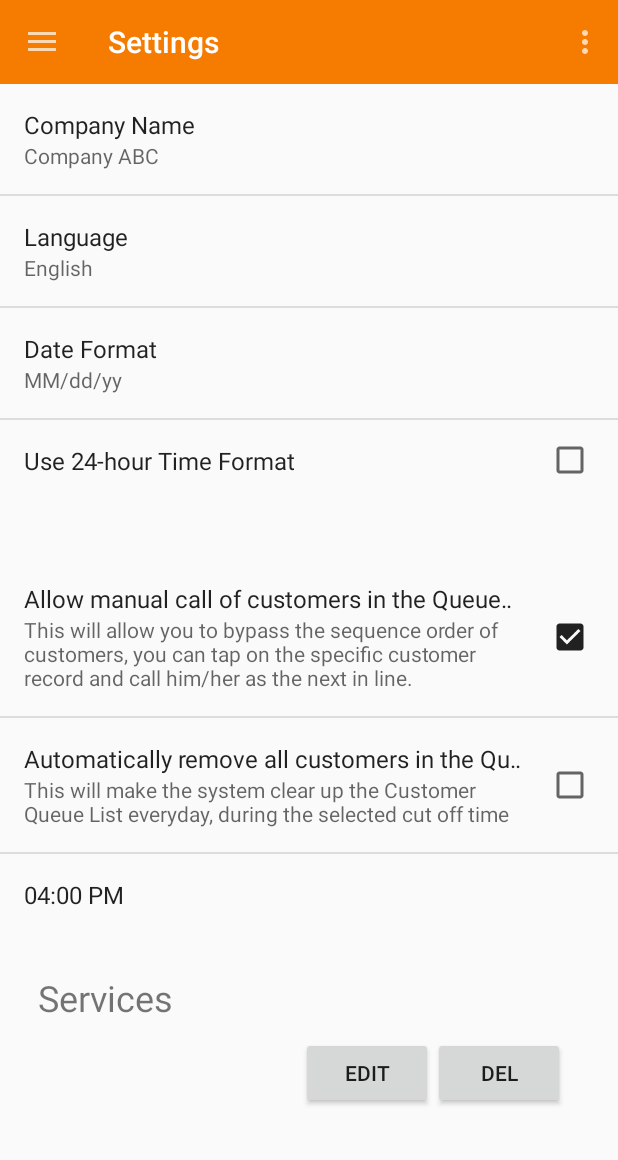
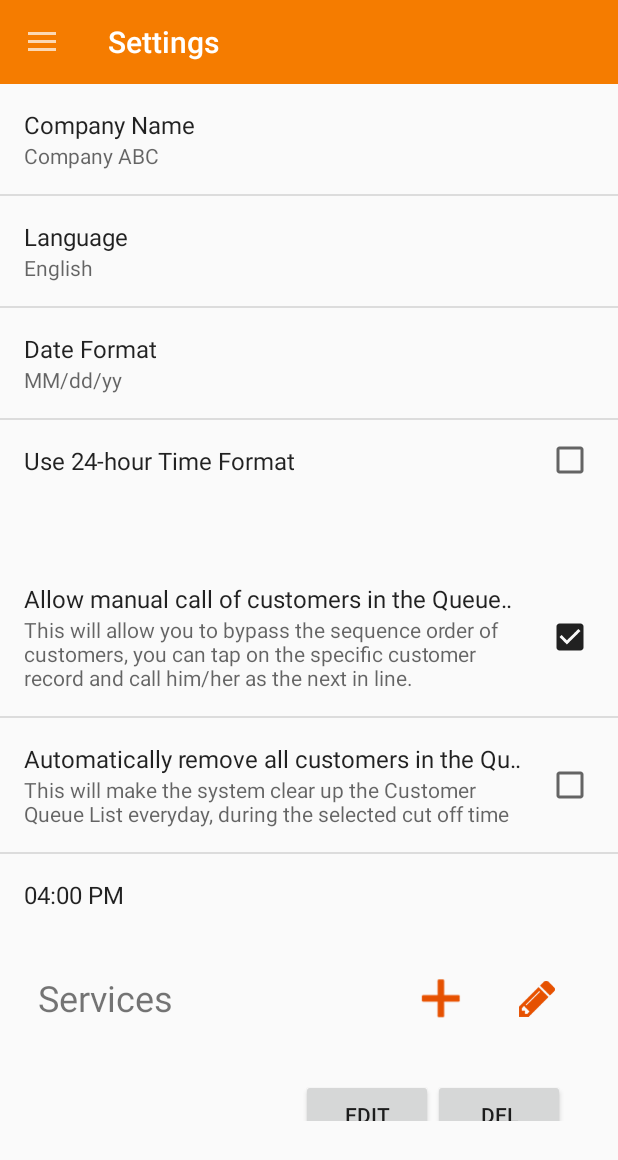
Before and after one commit to MatthewVillaflores/QApp, an Android app: the SettingsActivity screen opened directly, with no data from a screen before it, on a phone screen of 412 x 824 dp. Shown: the top 1160 px of the screen. Run offline under Robolectric (Android 15) with nearby library versions, the phone set to English and light mode, and no system bars.

Commit message:
Service button fixed, MQ layout fixed

```diff
--- a/app/src/main/java/com/tech/ivant/qapp/dao/ServiceDao.java
+++ b/app/src/main/java/com/tech/ivant/qapp/dao/ServiceDao.java
@@ -192,7 +192,7 @@ public class ServiceDao {
      */
 
     private static Service[] translateCursorToServiceArray(Cursor c){
-        if(c.getCount() > 0){
+        if(c.getCount() > 0 && c != null){
             c.moveToFirst();
             Service[] services = new Service[c.getCount()];
             for(int i=0;i<c.getCount();i++){
--- a/app/src/main/res/layout/fragment_services_edit.xml
+++ b/app/src/main/res/layout/fragment_services_edit.xml
@@ -1,5 +1,5 @@
 <?xml version="1.0" encoding="utf-8"?>
-<RelativeLayout xmlns:android="http://schemas.android.com/apk/res/android"
+<FrameLayout xmlns:android="http://schemas.android.com/apk/res/android"
     xmlns:swipe="http://schemas.android.com/apk/res-auto"
     android:layout_width="match_parent"
     android:layout_height="match_parent"
@@ -10,46 +10,45 @@
         android:layout_width="wrap_content"
         android:layout_height="wrap_content"
         android:text="@string/settings_service_edit_title"
-        android:textSize="24dp"/>
+        android:textSize="24dp"
+       />
+
     <ListView
         android:id="@+id/edit_services_list"
         android:layout_width="match_parent"
         android:layout_height="wrap_content"
         android:layout_below="@id/label_edit_services"
         android:layout_margin="10dp"
-        />
+        android:paddingTop="20dp"
+        android:layout_gravity="center" />
 
     <LinearLayout
         android:orientation="horizontal"
-        android:layout_width="match_parent"
-        android:layout_height="match_parent"
+        android:layout_width="127dp"
+        android:layout_height="34dp"
         android:weightSum="1"
-        android:layout_alignRight="@+id/edit_services_list"
-        android:layout_alignEnd="@+id/edit_services_list"
-        android:layout_toRightOf="@+id/label_edit_services"
-        android:layout_toEndOf="@+id/label_edit_services"
+
         android:layout_marginLeft="135dp"
         android:layout_marginStart="135dp"
-        android:layout_marginBottom="395dp"
-        android:layout_alignBottom="@+id/edit_services_list">
+        android:layout_marginBottom="469dp"
+        android:layout_gravity="right|top">
 
-        <Button
-            android:layout_width="39dp"
-            android:layout_height="106dp"
-            android:drawableTop="@drawable/plusbtn_orange"
-            android:onClick="newService"
-            android:elegantTextHeight="false"
-            android:background="?android:attr/selectableItemBackground"
+        <ImageButton
+            android:layout_width="69dp"
+            android:layout_height="wrap_content"
             android:id="@+id/button2"
-            android:layout_weight="1.08" />
+            android:src="@drawable/plusbtn_orange"
+            style="?android:borderlessButtonStyle"
+            android:onClick="newService" />
 
-        <Button
-            android:layout_width="42dp"
-            android:layout_height="106dp"
+        <ImageButton
+            android:layout_width="match_parent"
+            android:layout_height="match_parent"
             android:id="@+id/button"
-            android:background="?android:attr/selectableItemBackground"        android:clickable="false"
-            android:drawableTop="@drawable/editbtn"
-            />
+            android:src="@drawable/editbtn"
+            style="?android:borderlessButtonStyle"/>
+
+        />
     </LinearLayout>
 
-</RelativeLayout>
+</FrameLayout>
--- a/app/src/main/res/menu/menu_settings.xml
+++ b/app/src/main/res/menu/menu_settings.xml
@@ -2,6 +2,4 @@
     xmlns:app="http://schemas.android.com/apk/res-auto"
     xmlns:tools="http://schemas.android.com/tools"
     tools:context="com.tech.ivant.qapp.SettingsActivity">
-    <item android:id="@+id/action_settings" android:title="@string/action_settings"
-        android:orderInCategory="100" app:showAsAction="never" />
 </menu>
```
Also changed, not shown: app/src/main/res/layout/fragment_monitor_queue.xml (+56 -49 lines), 1 other file.
